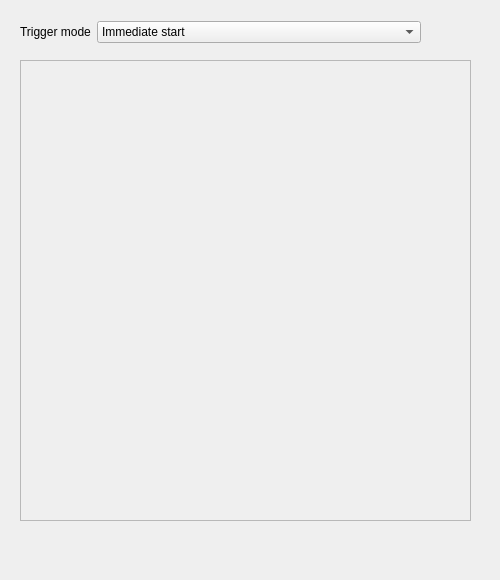
Before: the Qt Designer form Forms/TrigTab.ui in billkarsh/SpikeGLX, drawn with Qt 5.
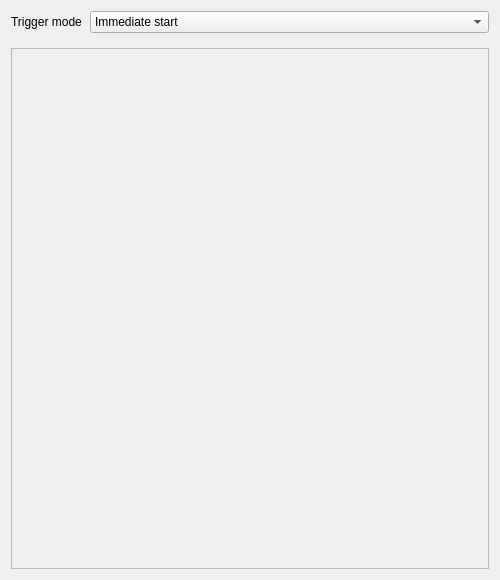
After: the same form once the commit is applied.

Patch:
```diff
--- a/Forms/TrigTab.ui
+++ b/Forms/TrigTab.ui
@@ -13,36 +13,19 @@
   <property name="windowTitle">
    <string>Form</string>
   </property>
-  <widget class="QFrame" name="trigFrame">
-   <property name="geometry">
-    <rect>
-     <x>20</x>
-     <y>60</y>
-     <width>451</width>
-     <height>461</height>
-    </rect>
+  <layout class="QGridLayout" name="gridLayout">
+   <property name="verticalSpacing">
+    <number>15</number>
    </property>
-   <property name="frameShape">
-    <enum>QFrame::StyledPanel</enum>
-   </property>
-   <property name="frameShadow">
-    <enum>QFrame::Sunken</enum>
-   </property>
-  </widget>
-  <widget class="QWidget" name="horizontalLayoutWidget">
-   <property name="geometry">
-    <rect>
-     <x>20</x>
-     <y>20</y>
-     <width>401</width>
-     <height>24</height>
-    </rect>
-   </property>
+   <item row="0" column="0">
    <layout class="QHBoxLayout" name="horizontalLayout">
+     <property name="spacing">
+      <number>8</number>
+     </property>
     <item>
      <widget class="QLabel" name="trigModeLabel">
       <property name="sizePolicy">
-       <sizepolicy hsizetype="Minimum" vsizetype="Preferred">
+        <sizepolicy hsizetype="Preferred" vsizetype="Preferred">
         <horstretch>0</horstretch>
         <verstretch>0</verstretch>
        </sizepolicy>
@@ -94,7 +77,24 @@
      </widget>
     </item>
    </layout>
-  </widget>
+   </item>
+   <item row="1" column="0">
+    <widget class="QFrame" name="trigFrame">
+     <property name="sizePolicy">
+      <sizepolicy hsizetype="Expanding" vsizetype="Expanding">
+       <horstretch>0</horstretch>
+       <verstretch>0</verstretch>
+      </sizepolicy>
+     </property>
+     <property name="frameShape">
+      <enum>QFrame::StyledPanel</enum>
+     </property>
+     <property name="frameShadow">
+      <enum>QFrame::Sunken</enum>
+     </property>
+    </widget>
+   </item>
+  </layout>
  </widget>
  <tabstops>
   <tabstop>trigModeCB</tabstop>
```
Lines whose indentation alone changed are shown as unchanged.
